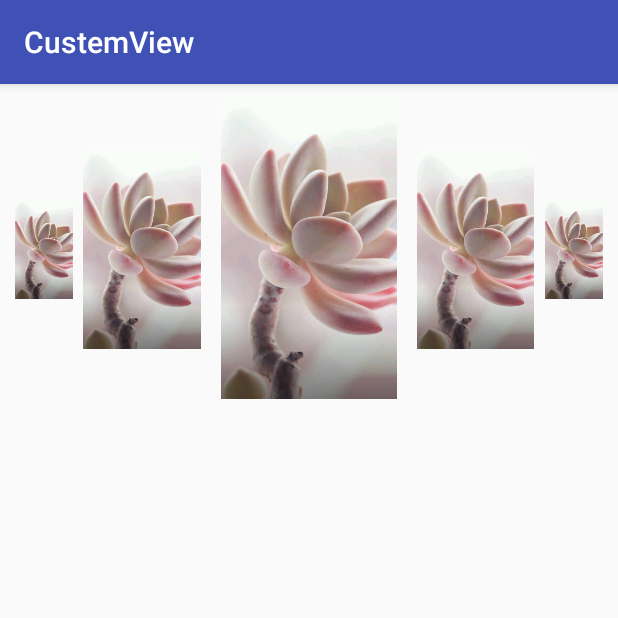
After one commit to seahorseBra/CustemView, an Android app: the HorizontalScrollerActivity screen opened directly, with no data from a screen before it, on a phone screen of 412 x 824 dp, the top half of it. The commit adds this screen. Run offline under Robolectric (Android 15) with nearby library versions, the phone set to English and light mode, and no system bars.

Commit message:
2016.5.10

```diff
--- a/app/src/main/AndroidManifest.xml
+++ b/app/src/main/AndroidManifest.xml
@@ -23,8 +23,10 @@
             android:name=".DropDownActivity"
             android:label="@string/title_activity_drop_dowm" />
         <activity android:name=".AnimationActivity" />
-        <activity android:name=".CustomScroller"
-            android:theme="@style/Theme.AppCompat.Light.NoActionBar"></activity>
+        <activity
+            android:name=".CustomScroller"
+            android:theme="@style/Theme.AppCompat.Light.NoActionBar" />
+        <activity android:name=".HorizontalScrollerActivity"></activity>
     </application>
 
 </manifest>
--- /dev/null
+++ b/app/src/main/java/com/example/administrator/custemview/HorizontalScrollerActivity.java
@@ -0,0 +1,13 @@
+package com.example.administrator.custemview;
+
+import android.support.v7.app.AppCompatActivity;
+import android.os.Bundle;
+
+public class HorizontalScrollerActivity extends AppCompatActivity {
+
+    @Override
+    protected void onCreate(Bundle savedInstanceState) {
+        super.onCreate(savedInstanceState);
+        setContentView(R.layout.activity_horizontal_scroller);
+    }
+}
--- a/app/src/main/java/com/example/administrator/custemview/MainActivity.java
+++ b/app/src/main/java/com/example/administrator/custemview/MainActivity.java
@@ -11,6 +11,7 @@ import android.view.View;
 import android.view.View.OnClickListener;
 import android.widget.CheckBox;
 import android.widget.EditText;
+import android.widget.HorizontalScrollView;
 import android.widget.ImageView;
 import android.widget.TextView;
 
@@ -49,6 +50,7 @@ public class MainActivity extends AppCompatActivity implements OnClickListener{
         findViewById(R.id.main_activity_dropdown).setOnClickListener(this);
         findViewById(R.id.main_activity_animation).setOnClickListener(this);
         findViewById(R.id.main_activity_scroller).setOnClickListener(this);
+        findViewById(R.id.main_activity_horizontal_scroller).setOnClickListener(this);
         m = (ImageView) findViewById(R.id.svg_image);
         m.setOnClickListener(this);
 //        tv.setDate(R.mipmap.ic_launcher, "啊喂噶围观");
@@ -208,6 +210,9 @@ public class MainActivity extends AppCompatActivity implements OnClickListener{
             case R.id.main_activity_scroller:
                 goActivity(CustomScroller.class);
                 break;
+            case R.id.main_activity_horizontal_scroller:
+                goActivity(HorizontalScrollerActivity.class);
+                break;
 
 
         }
--- a/app/src/main/java/view/StackGroupView.java
+++ b/app/src/main/java/view/StackGroupView.java
@@ -1,10 +1,10 @@
 package view;
 
+import android.animation.ValueAnimator;
 import android.annotation.TargetApi;
 import android.content.Context;
 import android.os.Build;
 import android.util.AttributeSet;
-import android.util.Log;
 import android.view.MotionEvent;
 import android.view.View;
 import android.view.ViewGroup;
@@ -17,8 +17,10 @@ public class StackGroupView extends ViewGroup {
 
     private static final String TAG = "StackGroupView";
     private int mScreenHeight;
-    private int mLastY = 0;
+    private int mViewWidth;
+    private int mLastX = 0;
     private OverScroller mScroller;
+    private int firstViewPosition = 0;
     private int mEnd;
     private int mStart;
 
@@ -30,51 +32,29 @@ public class StackGroupView extends ViewGroup {
     @TargetApi(Build.VERSION_CODES.GINGERBREAD)
     public StackGroupView(Context context, AttributeSet attrs) {
         super(context, attrs);
+        mScreenHeight = context.getResources().getDisplayMetrics().heightPixels;
+        mViewWidth = context.getResources().getDisplayMetrics().widthPixels;
         mScroller = new OverScroller(context);
-        mScreenHeight = context.getResources().getDisplayMetrics().heightPixels;
     }
 
-    @TargetApi(Build.VERSION_CODES.GINGERBREAD)
+    @TargetApi(Build.VERSION_CODES.HONEYCOMB)
     @Override
     public boolean onTouchEvent(MotionEvent event) {
-
-        int y = (int)event.getY();
+        View childAt = getChildAt(firstViewPosition);
+        int x = (int)event.getX();
 
         switch (event.getAction()) {
             case MotionEvent.ACTION_DOWN:
-                mLastY = y;
-                mStart = getScrollY();
+                mLastX = x;
+                mStart = x;
                 break;
             case MotionEvent.ACTION_MOVE:
-                if (!mScroller.isFinished()) {
-                    mScroller.abortAnimation();
+                int dx = mLastX - x;
+                if (dx >) {
                 }
-                int dy = mLastY - y;
-                if (getScrollY() < 0) {
-                    dy = 0;
-                }
-                if (getScrollY() > (getChildCount()- 1) * mScreenHeight) {
-                    dy = 0;
-                }
-                scrollBy(0, dy);
-                mLastY = y;
                 break;
             case MotionEvent.ACTION_UP:
-                mEnd = getScrollY();
-                int dScrollY = mEnd - mStart;
-                if (dScrollY > 0) {
-                    if (dScrollY < mScreenHeight / 3) {
-                        mScroller.startScroll(0, getScrollY(), 0, -dScrollY);
-                    } else {
-                        mScroller.startScroll(0, getScrollY(), 0, mScreenHeight - dScrollY);
-                    }
-                } else {
-                    if (Math.abs(dScrollY) < mScreenHeight / 3) {
-                        mScroller.startScroll(0, getScrollY(), 0, -dScrollY);
-                    } else {
-                        mScroller.startScroll(0, getScrollY(), 0, -mScreenHeight - dScrollY);
-                    }
-                }
+
                 break;
         }
         postInvalidate();
@@ -89,10 +69,6 @@ public class StackGroupView extends ViewGroup {
     @Override
     public void computeScroll() {
         super.computeScroll();
-        if (mScroller.computeScrollOffset()) {
-            scrollTo(0, mScroller.getCurrY());
-            postInvalidate();
-        }
     }
 
     @Override
@@ -101,8 +77,15 @@ public class StackGroupView extends ViewGroup {
     }
 
     @Override
+    protected void onSizeChanged(int w, int h, int oldw, int oldh) {
+        super.onSizeChanged(w, h, oldw, oldh);
+    }
+
+    @Override
     protected void onMeasure(int widthMeasureSpec, int heightMeasureSpec) {
         super.onMeasure(widthMeasureSpec, heightMeasureSpec);
+        measureWidth(widthMeasureSpec);
+        measureHeight(heightMeasureSpec);
         int childCount = getChildCount();
         for (int i = 0; i < childCount; ++i) {
             measureChild(getChildAt(i), widthMeasureSpec, heightMeasureSpec);
@@ -110,18 +93,69 @@ public class StackGroupView extends ViewGroup {
 
     }
 
+    private int measureWidth(int widthMeasureSpec) {
+        int mode = MeasureSpec.getMode(widthMeasureSpec);
+        int size = MeasureSpec.getSize(widthMeasureSpec);
+
+        switch (mode){
+            case MeasureSpec.AT_MOST:
+
+                break;
+            case MeasureSpec.EXACTLY:
+                mViewWidth = size;
+                break;
+        }
+        return size;
+    }
+    private int measureHeight(int heightMeasureSpec) {
+        int mode = MeasureSpec.getMode(heightMeasureSpec);
+        int size = MeasureSpec.getSize(heightMeasureSpec);
+
+        switch (mode){
+            case MeasureSpec.AT_MOST:
+                mScreenHeight = mScreenHeight/3;
+                break;
+            case MeasureSpec.EXACTLY:
+                mScreenHeight = size;
+                break;
+        }
+        return size;
+    }
     @Override
     protected void onLayout(boolean changed, int l, int t, int r, int b) {
 
         int childCount = getChildCount();
-
-        MarginLayoutParams layoutParams = (MarginLayoutParams)getLayoutParams();
-        layoutParams.height = mScreenHeight * childCount;
-        setLayoutParams(layoutParams);
+        int maxViewWidth = (mViewWidth - 60) / 3;
         for (int i = 0; i < childCount; i++) {
             View child = getChildAt(i);
-            if (child.getVisibility() != GONE) {
-                child.layout(l, mScreenHeight * i, r, mScreenHeight * (i + 1));
+            if (child.getVisibility() == GONE) {
+                break;
+            }
+            if (i < firstViewPosition || firstViewPosition + 4 < i) {
+                child.layout(0, mScreenHeight/2, 0, mScreenHeight/2);
+            }
+            if (firstViewPosition == i) {
+                child.layout(0, mScreenHeight / 3, maxViewWidth / 3, mScreenHeight * 2 / 3);
+            }
+            if (firstViewPosition + 1 == i) {
+                if (child.getVisibility() != GONE) {
+                    child.layout(maxViewWidth / 3 + 10, mScreenHeight / 6, maxViewWidth + 10, mScreenHeight * 5 / 6);
+                }
+            }
+            if (firstViewPosition + 2 == i) {
+                if (child.getVisibility() != GONE) {
+                    child.layout(mViewWidth / 2 -  maxViewWidth / 2, 0, mViewWidth / 2 + maxViewWidth / 2, mScreenHeight);
+                }
+            }
+            if (firstViewPosition + 3 == i) {
+                if (child.getVisibility() != GONE) {
+                    child.layout(mViewWidth / 2 + maxViewWidth / 2 + 20,  mScreenHeight / 6, mViewWidth / 2 + maxViewWidth * 7/ 6 + 20, mScreenHeight * 5 / 6);
+                }
+            }
+            if (firstViewPosition + 4 == i) {
+                if (child.getVisibility() != GONE) {
+                    child.layout(mViewWidth - maxViewWidth / 3, mScreenHeight / 3, mViewWidth, mScreenHeight * 2 / 3);
+                }
             }
         }
     }
--- /dev/null
+++ b/app/src/main/res/layout/activity_horizontal_scroller.xml
@@ -0,0 +1,61 @@
+<?xml version="1.0" encoding="utf-8"?>
+    <RelativeLayout xmlns:android="http://schemas.android.com/apk/res/android"
+    xmlns:tools="http://schemas.android.com/tools"
+    android:layout_width="match_parent"
+    android:layout_height="match_parent"
+    tools:context="com.example.administrator.custemview.HorizontalScrollerActivity">
+
+    <view.StackGroupView
+        android:layout_width="match_parent"
+        android:layout_height="200dp"
+        android:layout_margin="10dp">
+        <ImageView
+            android:src="@drawable/flower"
+            android:scaleType="centerCrop"
+            android:adjustViewBounds="true"
+            android:layout_width="wrap_content"
+            android:layout_height="wrap_content" />
+        <ImageView
+            android:src="@drawable/flower"
+            android:scaleType="centerCrop"
+            android:adjustViewBounds="true"
+            android:layout_width="wrap_content"
+            android:layout_height="wrap_content" />
+        <ImageView
+            android:src="@drawable/flower"
+            android:scaleType="centerCrop"
+            android:adjustViewBounds="true"
+            android:layout_width="wrap_content"
+            android:layout_height="wrap_content" />
+        <ImageView
+            android:src="@drawable/flower"
+            android:scaleType="centerCrop"
+            android:adjustViewBounds="true"
+            android:layout_width="wrap_content"
+            android:layout_height="wrap_content" />
+        <ImageView
+            android:src="@drawable/flower"
+            android:scaleType="centerCrop"
+            android:adjustViewBounds="true"
+            android:layout_width="wrap_content"
+            android:layout_height="wrap_content" />
+        <ImageView
+            android:src="@drawable/flower"
+            android:scaleType="centerCrop"
+            android:adjustViewBounds="true"
+            android:layout_width="wrap_content"
+            android:layout_height="wrap_content" />
+        <ImageView
+            android:src="@drawable/flower"
+            android:scaleType="centerCrop"
+            android:adjustViewBounds="true"
+            android:layout_width="wrap_content"
+            android:layout_height="wrap_content" />
+        <ImageView
+            android:src="@drawable/flower"
+            android:scaleType="centerCrop"
+            android:adjustViewBounds="true"
+            android:layout_width="wrap_content"
+            android:layout_height="wrap_content" />
+    </view.StackGroupView>
+</RelativeLayout>
```
Also changed, not shown: app/src/main/res/layout/activity_main.xml (+7 -0 lines).
